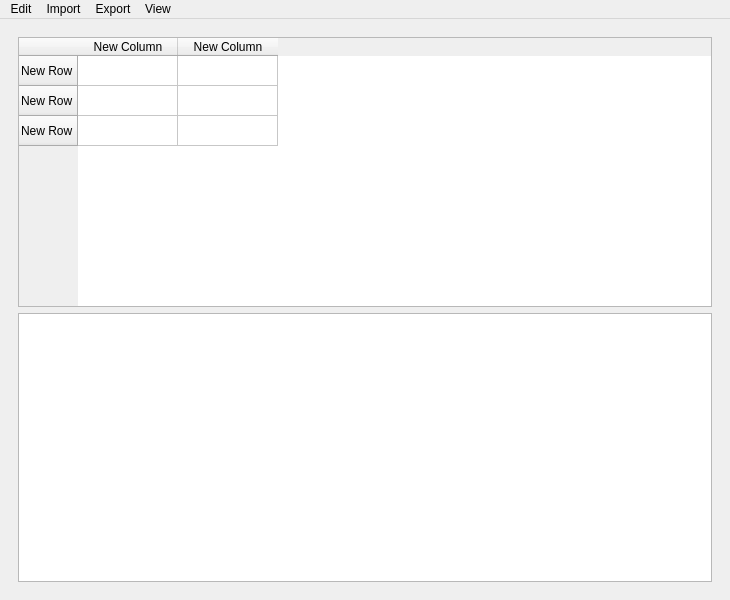
Above: view/mainwindow.ui from biasuzzi-davide/CapitalFocus before the change. Below: the same form after it.
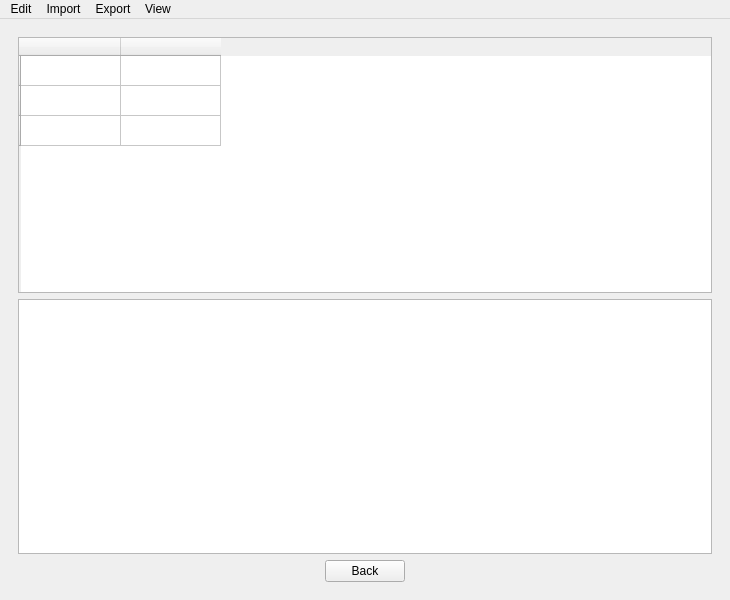
That is the form after the change. The open tabs and pages were chosen to show the change. Icons and pictures are not drawn.

Diff of the .ui file:
```diff
--- a/view/mainwindow.ui
+++ b/view/mainwindow.ui
@@ -356,42 +356,55 @@
        </layout>
       </widget>
       <widget class="QWidget" name="statisticsPage">
-       <layout class="QVBoxLayout" name="verticalLayout_3">
-        <item>
+       <layout class="QGridLayout" name="gridLayout_2">
+        <item row="0" column="0">
          <widget class="QTableWidget" name="tableStatistics">
           <property name="showGrid">
            <bool>true</bool>
           </property>
           <row>
            <property name="text">
-            <string>New Row</string>
+            <string/>
            </property>
           </row>
           <row>
            <property name="text">
-            <string>New Row</string>
+            <string/>
            </property>
           </row>
           <row>
            <property name="text">
-            <string>New Row</string>
+            <string/>
            </property>
           </row>
           <column>
            <property name="text">
-            <string>New Column</string>
+            <string/>
            </property>
           </column>
           <column>
            <property name="text">
-            <string>New Column</string>
+            <string/>
            </property>
           </column>
          </widget>
         </item>
-        <item>
+        <item row="1" column="0">
          <widget class="QListWidget" name="listCities"/>
         </item>
+        <item row="2" column="0" alignment="Qt::AlignHCenter">
+         <widget class="QPushButton" name="pushButtonBacktoMain_2">
+          <property name="maximumSize">
+           <size>
+            <width>200</width>
+            <height>16777215</height>
+           </size>
+          </property>
+          <property name="text">
+           <string>Back</string>
+          </property>
+         </widget>
+        </item>
        </layout>
       </widget>
       <widget class="QWidget" name="creditsPage">
```
